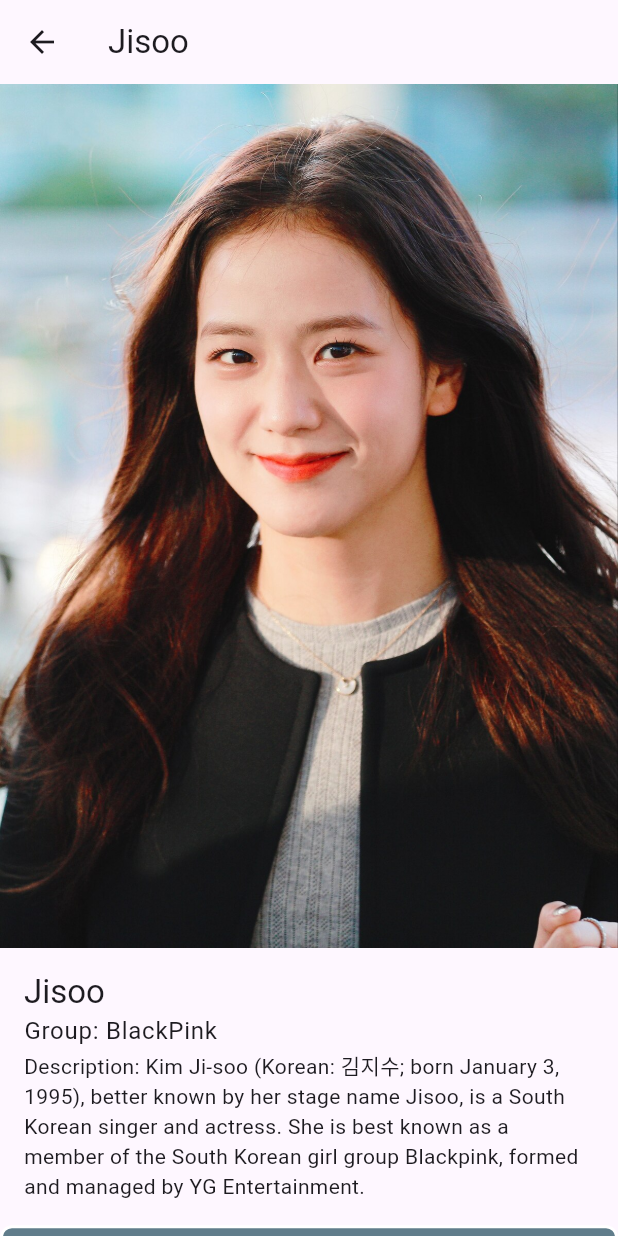
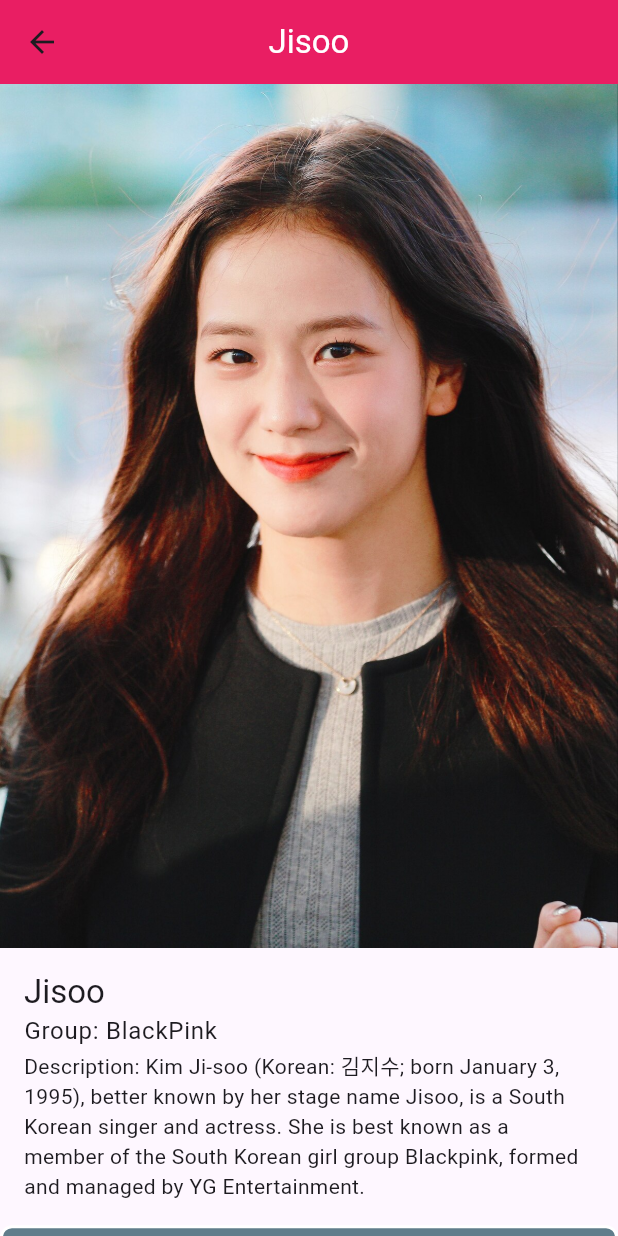
Before and after one commit to duclong3907/homeworkOnJames, a Flutter app: the screen it shows after launch, after a tap on "Jisoo", on a phone screen of 412 x 824 dp. Run offline on Flutter 3.47's test engine with Material 3 defaults, Android fonts, the light colour scheme and no system bars; our stand-ins replace shared_preferences.

Commit message:
Update singer app

```diff
--- a/build_feature_navigator_and_filter/lib/main.dart
+++ b/build_feature_navigator_and_filter/lib/main.dart
@@ -10,6 +10,7 @@ class MyApp extends StatelessWidget {
   Widget build(BuildContext context) {
     return MaterialApp(
       title: 'Flutter Demo',
+      debugShowCheckedModeBanner: false,
       theme: ThemeData(
         primarySwatch: Colors.blue,
       ),
--- a/build_feature_navigator_and_filter/lib/views/details_screen.dart
+++ b/build_feature_navigator_and_filter/lib/views/details_screen.dart
@@ -12,7 +12,9 @@ class DetailsScreen extends StatelessWidget {
   Widget build(BuildContext context) {
     return Scaffold(
       appBar: AppBar(
-        title: Text(singer.name),
+        title: Text(singer.name, style: TextStyle(color: Colors.white)),
+        centerTitle: true,
+        backgroundColor: Colors.pink,
       ),
       body: SingleChildScrollView(
         child: Column(
@@ -20,7 +22,9 @@ class DetailsScreen extends StatelessWidget {
           children: [
             _buildBanner(),
             _buildMain(context),
-            Container(
+            GestureDetector(
+              child: Container(
+                height: 54,
                 decoration: BoxDecoration(
                   color: Colors.blueGrey, // Background color
                   border: Border.all(
@@ -30,14 +34,13 @@ class DetailsScreen extends StatelessWidget {
                   borderRadius: BorderRadius.circular(8.0), // Rounded corners
                 ),
                 child: Center(
-                child: TextButton(
-                  onPressed: () => _launchCourse(singer.link),
                   child: Text(
                       'View course',
                       style: TextStyle(color: Colors.white), // Text color
                   ),
                 ),
               ),
+              onTap: () => _launchCourse(singer.link),
             ),
             SizedBox(height: 50),
           ],
--- a/build_feature_navigator_and_filter/lib/views/filter_screen.dart
+++ b/build_feature_navigator_and_filter/lib/views/filter_screen.dart
@@ -31,7 +31,9 @@ class _FilterScreenState extends State<FilterScreen> {
   Widget build(BuildContext context) {
     return Scaffold(
       appBar: AppBar(
-        title: Text('Filter'),
+        title: Text('Filter', style: TextStyle(color: Colors.white)),
+        centerTitle: true,
+        backgroundColor: Colors.pink,
       ),
       body: Column(
         children: <String>['All', 'BlackPink','APink', 'G-Friend', 'Twice'].map((String value) {
--- a/build_feature_navigator_and_filter/lib/views/home_screen.dart
+++ b/build_feature_navigator_and_filter/lib/views/home_screen.dart
@@ -59,7 +59,9 @@ class _HomeScreenState extends State<HomeScreen> {
 
     return Scaffold(
       appBar: AppBar(
-        title: Text('Idol Korean'),
+        title: Text('Idol Korean', style: TextStyle(color: Colors.white)),
+        centerTitle: true,
+        backgroundColor: Colors.pink,
         actions: [
           IconButton(
             icon: Icon(Icons.filter_list),
@@ -71,7 +73,7 @@ class _HomeScreenState extends State<HomeScreen> {
         children: [
           if (_isSearchVisible)
             Padding(
-              padding: const EdgeInsets.symmetric(horizontal: 16),
+              padding: const EdgeInsets.all(16),
               child: TextField(
                 decoration: InputDecoration(
                   hintText: 'Search...',
@@ -96,7 +98,6 @@ class _HomeScreenState extends State<HomeScreen> {
                 },
               ),
             ),
-          SizedBox(height: 16),
           Expanded(
             child: ListView.builder(
               itemCount: filteredItems.length,
```
Lines whose indentation alone changed are shown as unchanged.
